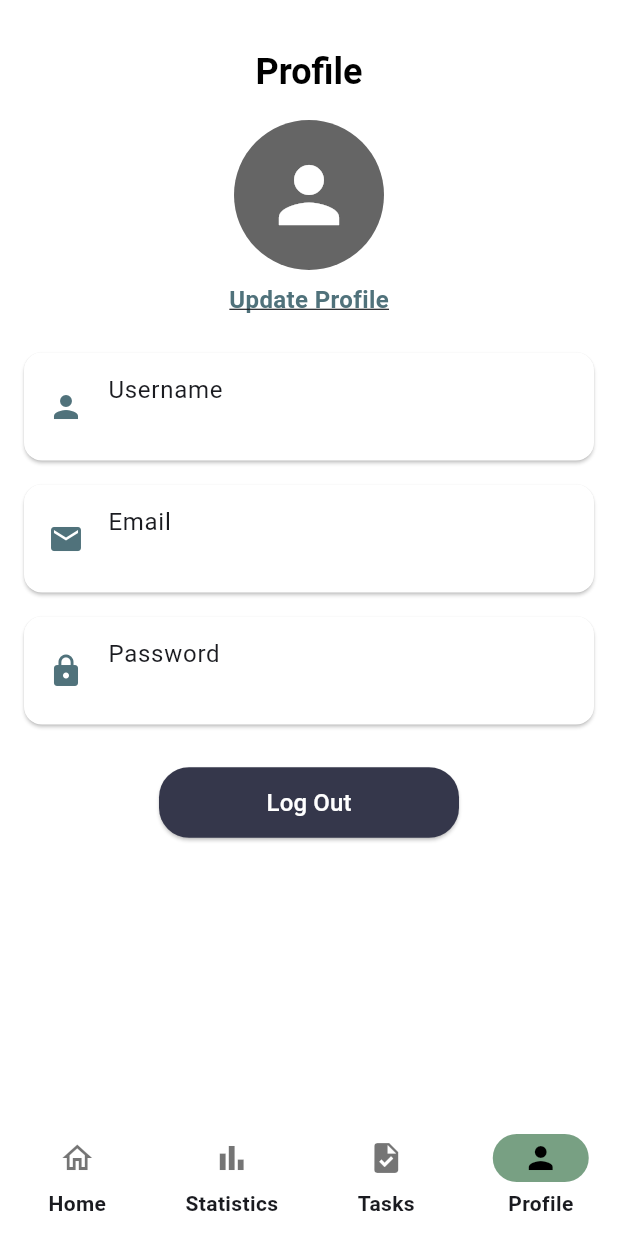
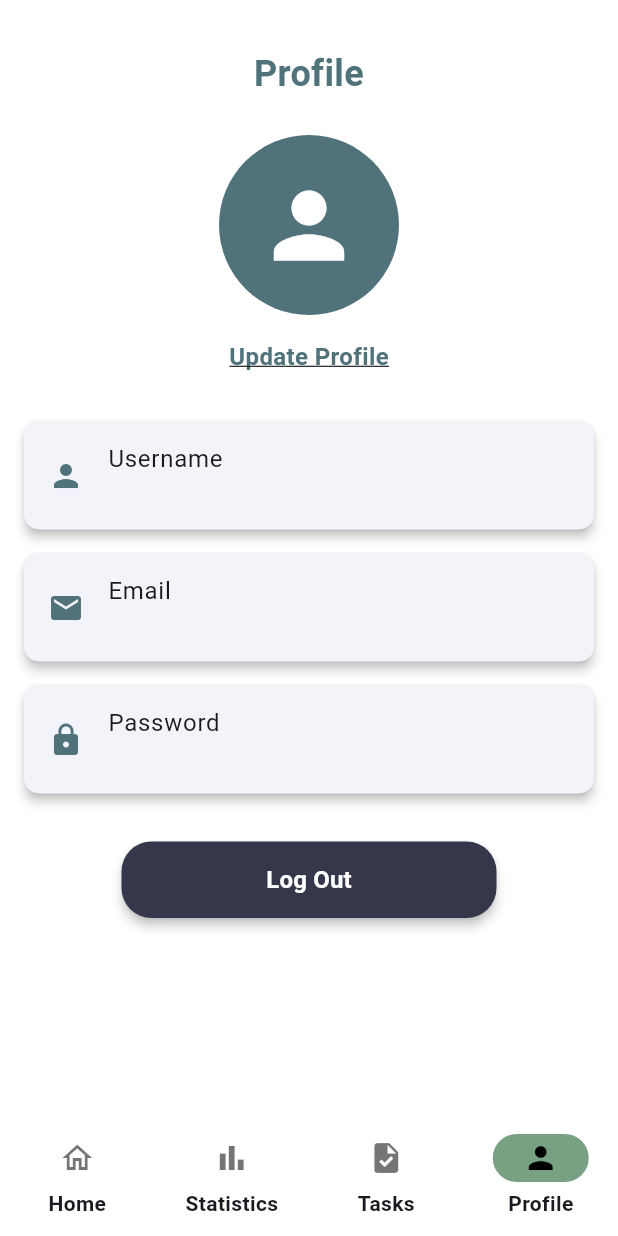
Before and after one commit to bintangyosua/EMMA, a Flutter app: the screen it shows once a user with an empty profile is signed in, item 4 of the bottom bar chosen, on a phone screen of 412 x 824 dp. Run offline on Flutter 3.47's test engine with Material 3 defaults, Android fonts, the phone set to English and light mode, and no system bars; our stand-ins replace cloud_firestore, firebase_auth, firebase_core, fl_chart, flutter_animate, flutter_dotenv and 1 more; accounts and stored records are empty.

```diff
--- a/lib/navigation-bar/navigation-bar.dart
+++ b/lib/navigation-bar/navigation-bar.dart
@@ -49,13 +49,13 @@ class _NavigationExampleState extends State<NavigationExample> {
     await fetchUserData();
   }
 
-  Future<void> deleteTask(String taskId) async {
-    final confirmDelete = await showDialog<bool>(
+  Future<void> confirmLogout() async {
+    final confirm = await showDialog<bool>(
       context: context,
       builder: (context) {
         return AlertDialog(
-          title: const Text('Delete Task'),
-          content: const Text('Are you sure you want to delete this task?'),
+          title: const Text('Log Out'),
+          content: const Text('Are you sure you want to log out?'),
           actions: [
             TextButton(
               onPressed: () => Navigator.pop(context, false),
@@ -63,18 +63,18 @@ class _NavigationExampleState extends State<NavigationExample> {
             ),
             TextButton(
               onPressed: () => Navigator.pop(context, true),
-              child: const Text('Delete'),
+              child: const Text('Log Out'),
             ),
           ],
         );
       },
     );
 
-    if (confirmDelete ?? false) {
-      await FirebaseFirestore.instance.collection('tasks').doc(taskId).delete();
-
-      ScaffoldMessenger.of(context).showSnackBar(
-        const SnackBar(content: Text('Task deleted successfully')),
+    if (confirm ?? false) {
+      FirebaseAuth.instance.signOut(); // Perform logout
+      Navigator.pushReplacement(
+        context,
+        MaterialPageRoute(builder: (context) => LoginScreen()),
       );
     }
   }
@@ -140,28 +140,28 @@ class _NavigationExampleState extends State<NavigationExample> {
                     Center(
                       child: Text(
                         'Profile',
-                        style: theme.textTheme.headlineSmall?.copyWith(
-                          color: Colors.black,
+                        style: TextStyle(
+                          fontSize: 24,
+                          color: AppColors.color2,
                           fontWeight: FontWeight.bold,
                         ),
                         textAlign: TextAlign.center,
                       ),
                     ),
-                    const SizedBox(height: 16.0),
+                    const SizedBox(height: 24.0),
                     Center(
                       child: Column(
                         children: [
                           CircleAvatar(
-                            radius: 50,
-                            backgroundColor:
-                                const Color.fromARGB(255, 101, 101, 101),
+                            radius: 60,
+                            backgroundColor: AppColors.color2,
                             child: const Icon(
                               Icons.person,
-                              size: 60,
+                              size: 70,
                               color: Colors.white,
                             ),
                           ),
-                          const SizedBox(height: 8.0),
+                          const SizedBox(height: 16.0),
                           GestureDetector(
                             onTap: () async {
                               await Navigator.push(
@@ -172,7 +172,6 @@ class _NavigationExampleState extends State<NavigationExample> {
                                   ),
                                 ),
                               );
-                              // Refresh user data after returning from update profile page
                               await refreshUserData();
                             },
                             child: Text(
@@ -188,11 +187,13 @@ class _NavigationExampleState extends State<NavigationExample> {
                         ],
                       ),
                     ),
-                    const SizedBox(height: 16.0),
-                    // User Details
+                    const SizedBox(height: 24.0),
                     Card(
-                      color: Colors.white,
                       margin: const EdgeInsets.symmetric(vertical: 8.0),
+                      elevation: 3,
+                      shape: RoundedRectangleBorder(
+                        borderRadius: BorderRadius.circular(10.0),
+                      ),
                       child: ListTile(
                         leading:
                             const Icon(Icons.person, color: AppColors.color2),
@@ -202,7 +203,10 @@ class _NavigationExampleState extends State<NavigationExample> {
                     ),
                     Card(
                       margin: const EdgeInsets.symmetric(vertical: 8.0),
-                      color: Colors.white,
+                      elevation: 3,
+                      shape: RoundedRectangleBorder(
+                        borderRadius: BorderRadius.circular(10.0),
+                      ),
                       child: ListTile(
                         leading:
                             const Icon(Icons.email, color: AppColors.color2),
@@ -212,40 +216,40 @@ class _NavigationExampleState extends State<NavigationExample> {
                     ),
                     Card(
                       margin: const EdgeInsets.symmetric(vertical: 8.0),
-                      color: Colors.white,
+                      elevation: 3,
+                      shape: RoundedRectangleBorder(
+                        borderRadius: BorderRadius.circular(10.0),
+                      ),
                       child: ListTile(
                         leading:
                             const Icon(Icons.lock, color: AppColors.color2),
                         title: const Text('Password'),
-                        subtitle: Text(
-                            '*' * (password?.length ?? 0)), // Tampilkan bintang
+                        subtitle: Text('*' * (password?.length ?? 0)),
                       ),
                     ),
-                    const SizedBox(height: 20),
+                    const SizedBox(height: 24),
                     Center(
                       child: SizedBox(
-                        width: 200,
+                        width: 250,
                         child: ElevatedButton(
                           style: ElevatedButton.styleFrom(
                             backgroundColor: AppColors.color4,
                             padding: const EdgeInsets.symmetric(
-                              vertical: 12,
+                              vertical: 14,
                               horizontal: 32,
                             ),
                             shape: RoundedRectangleBorder(
                               borderRadius: BorderRadius.circular(20.0),
                             ),
+                            elevation: 3,
                           ),
-                          onPressed: () {
-                            Navigator.push(
-                              context,
-                              MaterialPageRoute(
-                                  builder: (context) => LoginScreen()),
-                            );
-                          },
+                          onPressed: confirmLogout, // Add logout confirmation
                           child: const Text(
                             "Log Out",
-                            style: TextStyle(fontSize: 16, color: Colors.white),
+                            style: TextStyle(
+                                fontSize: 16,
+                                color: Colors.white,
+                                fontWeight: FontWeight.bold),
                           ),
                         ),
                       ),
@@ -253,7 +257,7 @@ class _NavigationExampleState extends State<NavigationExample> {
                   ],
                 ),
               )
-            : const Center(child: CircularProgressIndicator()),
+            : const Center(child: CircularProgressIndicator())
       ][currentPageIndex],
     );
   }
```
Also changed, not shown: lib/finished-tasks/finished_task.page.dart (+18 -4 lines).
